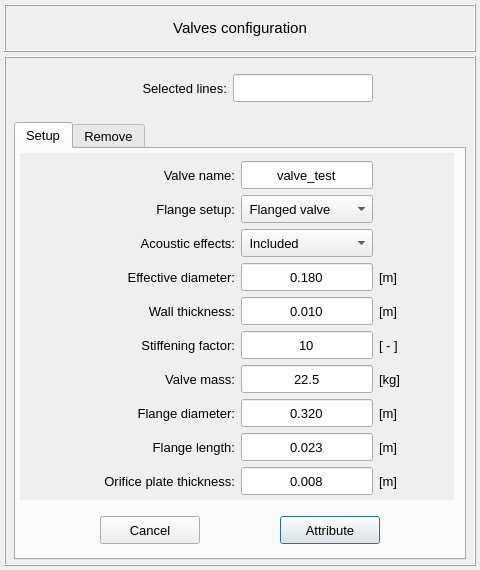
This is pulse/interface/data/ui_files/model/setup/structural/valve_input.ui in open-pulse/OpenPulse as Qt 5 draws it before an edit. The edited form follows.
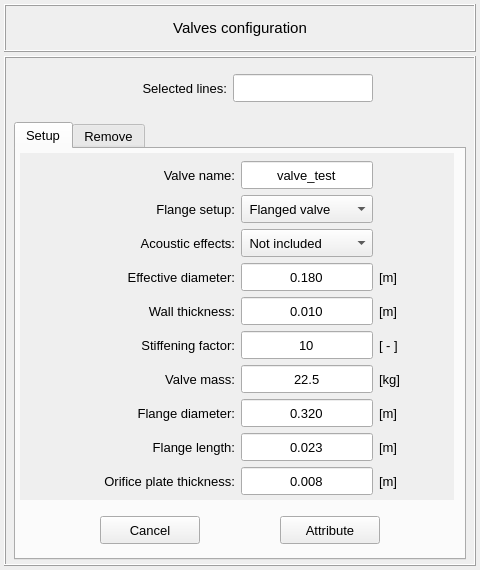
This is the edited form.

What changed in the file:
```diff
--- a/pulse/interface/data/ui_files/model/setup/structural/valve_input.ui
+++ b/pulse/interface/data/ui_files/model/setup/structural/valve_input.ui
@@ -187,7 +187,7 @@
                 <property name="geometry">
                  <rect>
                   <x>0</x>
-                  <y>-2</y>
+                  <y>0</y>
                   <width>415</width>
                   <height>344</height>
                  </rect>
@@ -948,7 +948,7 @@
                     </font>
                    </property>
                    <property name="currentIndex">
-                    <number>1</number>
+                    <number>0</number>
                    </property>
                    <item>
                     <property name="text">
@@ -1306,7 +1306,7 @@
                    <string>Attribute</string>
                   </property>
                   <property name="autoDefault">
-                   <bool>true</bool>
+                   <bool>false</bool>
                   </property>
                   <property name="default">
                    <bool>false</bool>
@@ -1342,7 +1342,7 @@
                    <string>Cancel</string>
                   </property>
                   <property name="autoDefault">
-                   <bool>true</bool>
+                   <bool>false</bool>
                   </property>
                   <property name="default">
                    <bool>false</bool>
```
